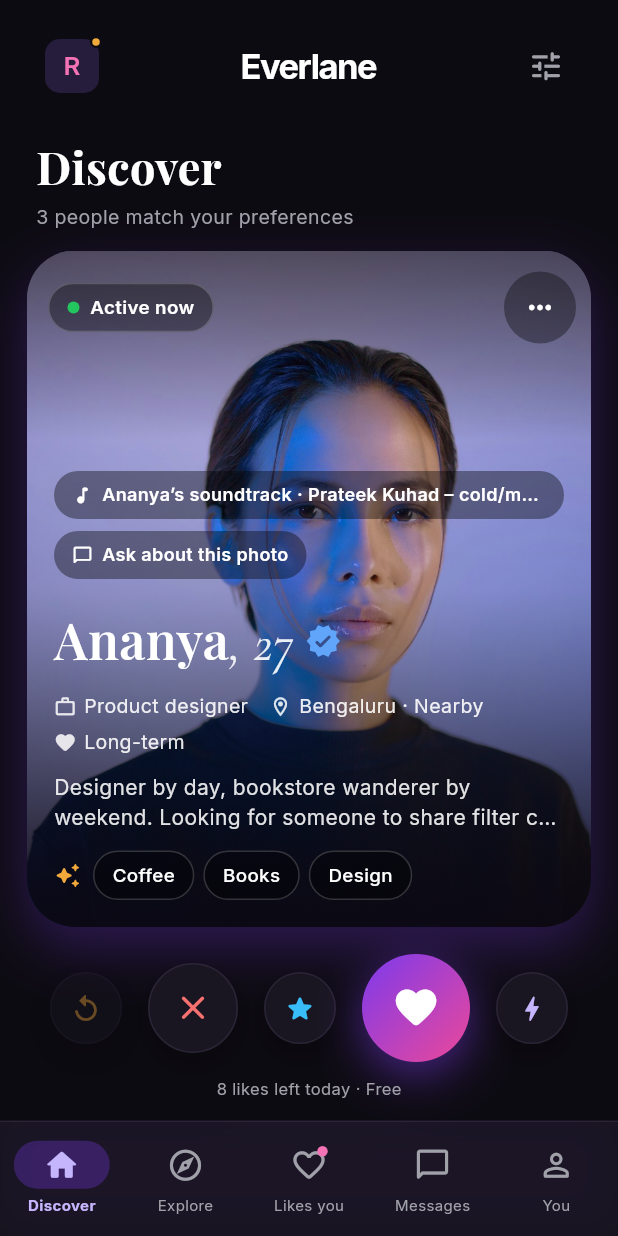
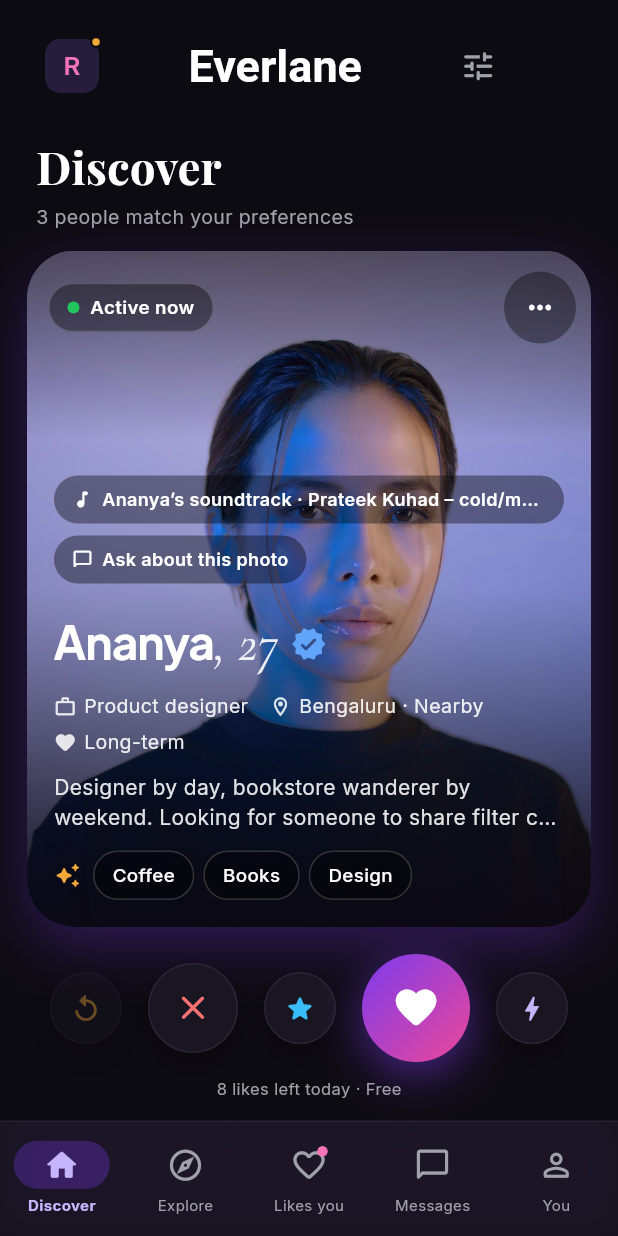
Before and after one commit to Bushra3010/DatingApp, a Flutter app: the EverlaneShell screen opened directly with empty values, on a phone screen of 412 x 824 dp. Run offline on Flutter 3.47's test engine with Material 3 defaults, Android fonts, the phone set to English and light mode, and no system bars; our stand-ins replace google_fonts, image_picker.

Commit message:
Brush-script wordmark, Plus Jakarta Sans names, and the real iOS zoom fix
- Wordmark: the Everlane title in the app bar and drawer now uses Kaushan
  Script, a bold brush script matching the logo the client picked. It
  scales down on narrow app bars instead of overflowing.
- Names: "Name, age" now sets the name in Plus Jakarta Sans Bold (age
  stays Cormorant Garamond italic), per the client's choice.
- iOS Safari zoom: the earlier viewport tag never took effect because
  Flutter replaces it at start-up with its own (maximum-scale=5.0). Safari
  then auto-zoomed on any focused field under 16px and stayed zoomed.
  Now the hidden text-editing inputs are forced to 16px (they're
  transparent, so nothing visible changes), and a small script puts our
  maximum-scale=1 viewport back whenever Flutter swaps it.
- Bumped the cache-busting version so phones pick up the new build.

flutter analyze clean; all 27 tests pass.

Co-Authored-By: Claude Opus 5.5 <noreply@anthropic.com>

```diff
--- a/mobile/lib/main.dart
+++ b/mobile/lib/main.dart
@@ -162,13 +162,10 @@ class _EverlaneShellState extends State<EverlaneShell> {
                                     EverlaneColors.pass,
                                     () => setState(() => selected = 4)),
                                 const Spacer(),
-                                const Padding(
-                                    padding: EdgeInsets.all(26),
+                                Padding(
+                                    padding: const EdgeInsets.all(26),
                                     child: Text('Everlane',
-                                        style: TextStyle(
-                                            fontSize: 25,
-                                            fontWeight: FontWeight.w700,
-                                            letterSpacing: -1))),
+                                        style: EverlaneFonts.logo(size: 32))),
                               ]))),
                       appBar: AppBar(
                           toolbarHeight: 88,
@@ -183,11 +180,12 @@ class _EverlaneShellState extends State<EverlaneShell> {
                                     scaffoldKey.currentState!.openDrawer(),
                                 icon: _Avatar(name: store.myName)),
                             const Spacer(),
-                            const Text('Everlane',
-                                style: TextStyle(
-                                    fontSize: 23,
-                                    fontWeight: FontWeight.w700,
-                                    letterSpacing: -1)),
+                            Flexible(
+                                flex: 3,
+                                child: FittedBox(
+                                    fit: BoxFit.scaleDown,
+                                    child: Text('Everlane',
+                                        style: EverlaneFonts.logo(size: 30)))),
                             const Spacer(),
                             IconButton(
                                 tooltip: 'Filter profiles',
--- a/mobile/lib/theme.dart
+++ b/mobile/lib/theme.dart
@@ -89,15 +89,23 @@ abstract final class EverlaneFonts {
           height: height,
           letterSpacing: letterSpacing);
 
-  /// "Ananya, 27": the name in Playfair Display SemiBold, the age in a
+  /// The Everlane wordmark: a bold brush script, like the chosen logo.
+  static TextStyle logo({double size = 30, Color? color}) =>
+      GoogleFonts.kaushanScript(
+          fontSize: size, color: color ?? EverlaneColors.plum, height: 1.1);
+
+  /// "Ananya, 27": the name in Plus Jakarta Sans Bold, the age in a
   /// lighter Cormorant Garamond italic. Plain text stays "Name, age".
   static TextSpan nameAge(String name, int age,
           {double size = 34, Color color = Colors.white}) =>
       TextSpan(children: [
         TextSpan(
             text: name,
-            style: GoogleFonts.playfairDisplay(
-                fontSize: size, fontWeight: FontWeight.w600, color: color)),
+            style: GoogleFonts.plusJakartaSans(
+                fontSize: size * .9,
+                fontWeight: FontWeight.w700,
+                letterSpacing: -.6,
+                color: color)),
         TextSpan(
             text: ', $age',
             style: GoogleFonts.cormorantGaramond(
```
Also changed, not shown: 2 other files.
